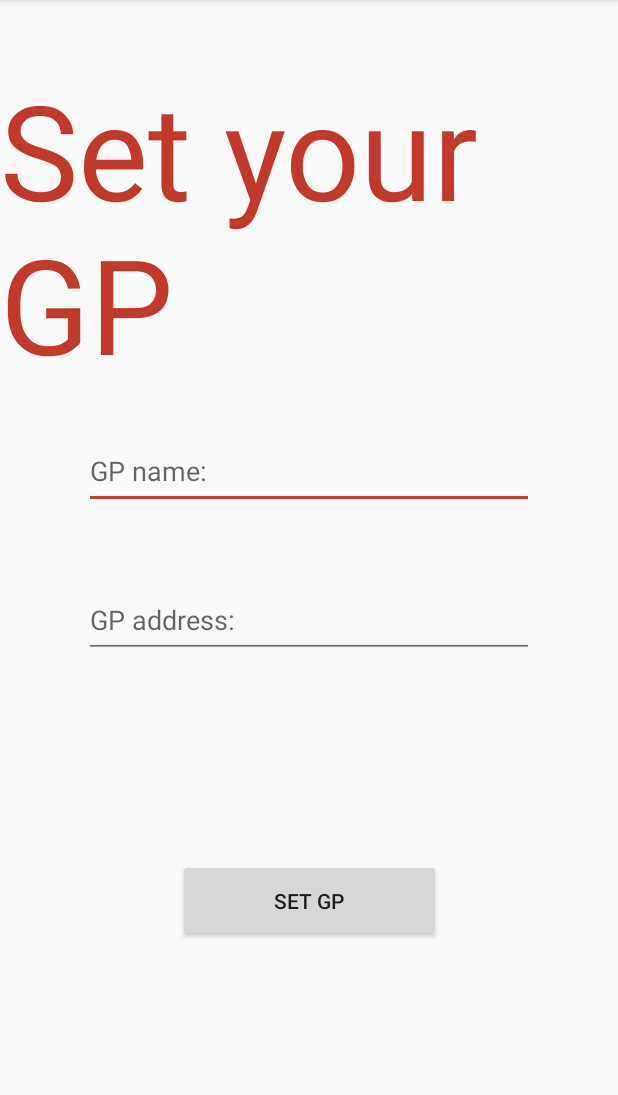
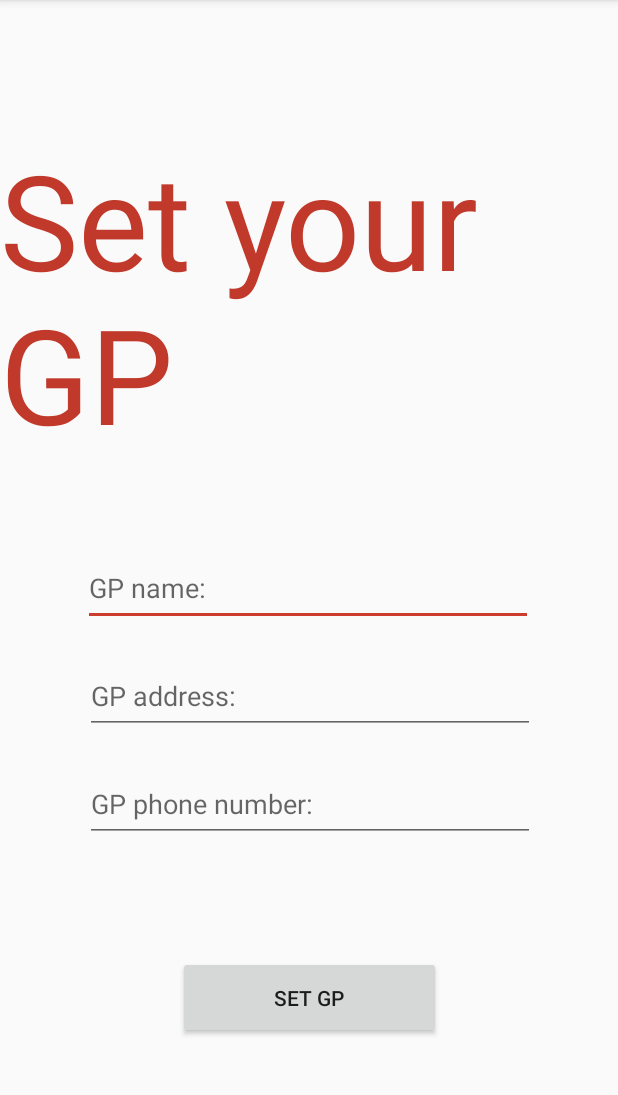
Before and after one commit to Krychaz/MedProject, an Android app: the GpActivity screen opened directly, with no data from a screen before it, after a tap on "SET GP", on a phone screen of 412 x 824 dp, the part 84-1179 px from its top. Run offline under Robolectric (Android 15) with nearby library versions, the light colour scheme and no system bars; 3 statements that could not run were skipped.

Commit message:
added phone number feild to add gp activity and implemented nesecary code to connect to db

```diff
--- a/MediScreen/app/src/main/java/com/cit/medi_screen/DatabaseAccess.java
+++ b/MediScreen/app/src/main/java/com/cit/medi_screen/DatabaseAccess.java
@@ -90,10 +90,11 @@ public class DatabaseAccess {
         return res;
     }
 
-    public long addGP(String gpName, String gpAddress) {
+    public long addGP(String gpName, String gpAddress,Integer gpPhone) {
         ContentValues values = new ContentValues();
         values.put("gpname", gpName);
         values.put("gpaddress", gpAddress);
+        values.put("gpphone",gpPhone);
 
 
         long res = db.update("registeruser", values,"email='"+SignInActivity.getLoggedInEmail()+"'",null );
--- a/MediScreen/app/src/main/java/com/cit/medi_screen/GpActivity.java
+++ b/MediScreen/app/src/main/java/com/cit/medi_screen/GpActivity.java
@@ -11,6 +11,7 @@ import androidx.appcompat.app.AppCompatActivity;
 public class GpActivity extends AppCompatActivity {
     private EditText gpName;
     private EditText gpAddress;
+    private EditText gpPhone;
     private Button setGp;
 
     @Override
@@ -19,17 +20,19 @@ public class GpActivity extends AppCompatActivity {
         setContentView(R.layout.activity_gp);
         gpName = (EditText) findViewById(R.id.gpNameEditText);
         gpAddress = (EditText) findViewById(R.id.gpAddressEdditText);
+        gpPhone = (EditText) findViewById(R.id.gpPhoneEditText);
         setGp = (Button) findViewById(R.id.gpSetButton);
         setGp.setOnClickListener(new View.OnClickListener() {
             @Override
             public void onClick(View v) {
                 String gpNameIn = gpName.getText().toString().trim();
                 String gpAddressIn = gpAddress.getText().toString().trim();
+                Integer  gpPhoneInt = Integer.parseInt(gpPhone.getText().toString().trim());
                 DatabaseAccess dbAccess = DatabaseAccess.getInstance(getApplicationContext());
                 dbAccess.open();
-                long res = dbAccess.addGP(gpNameIn, gpAddressIn);
-                if (gpAddressIn.equals("") || gpNameIn.equals(""))
-                    Toast.makeText(GpActivity.this, "Error please enter email and password ", Toast.LENGTH_SHORT).show();
+                long res = dbAccess.addGP(gpNameIn, gpAddressIn,gpPhoneInt);
+                if (gpAddressIn.equals("") || gpNameIn.equals("")||gpPhoneInt == null)
+                    Toast.makeText(GpActivity.this, "Error please enter all fields", Toast.LENGTH_SHORT).show();
                 else {
                     if (res > 0)
                         Toast.makeText(GpActivity.this, "You set your GP", Toast.LENGTH_SHORT).show();
--- a/MediScreen/app/src/main/res/layout/activity_gp.xml
+++ b/MediScreen/app/src/main/res/layout/activity_gp.xml
@@ -11,14 +11,15 @@
         android:id="@+id/gpNameEditText"
         android:layout_width="300dp"
         android:layout_height="50dp"
+        android:layout_marginTop="60dp"
         android:autofillHints=""
         android:ems="10"
         android:hint="@string/gpName"
         android:inputType="text"
-        app:layout_constraintBottom_toBottomOf="@+id/gpSetButton"
         app:layout_constraintEnd_toEndOf="parent"
+        app:layout_constraintHorizontal_bias="0.495"
         app:layout_constraintStart_toStartOf="parent"
-        app:layout_constraintTop_toTopOf="parent"></EditText>
+        app:layout_constraintTop_toBottomOf="@+id/gpTextView"></EditText>
 
     <EditText
         android:id="@+id/gpAddressEdditText"
@@ -28,34 +29,50 @@
         android:ems="10"
         android:hint="@string/gpAddress"
         android:inputType="text"
-        app:layout_constraintBottom_toTopOf="@+id/gpSetButton"
+        app:layout_constraintBottom_toTopOf="@+id/gpPhoneEditText"
         app:layout_constraintEnd_toEndOf="parent"
+        app:layout_constraintHorizontal_bias="0.504"
         app:layout_constraintStart_toStartOf="parent"
-        app:layout_constraintTop_toBottomOf="@+id/gpNameEditText"
-        app:layout_constraintVertical_bias="0.269" />
+        app:layout_constraintTop_toBottomOf="@+id/gpNameEditText" />
 
     <Button
         android:id="@+id/gpSetButton"
         android:layout_width="175dp"
         android:layout_height="55dp"
-        android:layout_marginBottom="140dp"
         android:text="@string/setGP"
         app:layout_constraintBottom_toBottomOf="parent"
         app:layout_constraintEnd_toEndOf="parent"
-        app:layout_constraintStart_toStartOf="parent" />
+        app:layout_constraintStart_toStartOf="parent"
+        app:layout_constraintTop_toBottomOf="@+id/gpPhoneEditText" />
 
     <TextView
         android:id="@+id/gpTextView"
         android:layout_width="wrap_content"
         android:layout_height="wrap_content"
+        android:layout_marginTop="70dp"
         android:text="@string/gpHead"
         android:textColor="@color/colorPrimary"
         android:textSize="132px"
-        app:layout_constraintBottom_toTopOf="@+id/gpNameEditText"
+        app:layout_constraintBottom_toBottomOf="parent"
         app:layout_constraintEnd_toEndOf="parent"
         app:layout_constraintStart_toStartOf="parent"
         app:layout_constraintTop_toTopOf="parent"
-        app:layout_constraintVertical_bias="0.589" />
+        app:layout_constraintVertical_bias="0.036" />
+
+    <EditText
+        android:id="@+id/gpPhoneEditText"
+        android:layout_width="300dp"
+        android:layout_height="50dp"
+        android:autofillHints=""
+        android:ems="10"
+        android:hint="@string/gpPhone"
+        android:inputType="phone"
+        app:layout_constraintBottom_toBottomOf="parent"
+        app:layout_constraintEnd_toEndOf="parent"
+        app:layout_constraintHorizontal_bias="0.504"
+        app:layout_constraintStart_toStartOf="parent"
+        app:layout_constraintTop_toBottomOf="@+id/gpNameEditText"
+        app:layout_constraintVertical_bias="0.312" />
 
 
 </androidx.constraintlayout.widget.ConstraintLayout>
--- a/MediScreen/app/src/main/res/values/strings.xml
+++ b/MediScreen/app/src/main/res/values/strings.xml
@@ -13,5 +13,6 @@
     <string name="gpName">GP name:</string>
     <string name="setGP">Set GP</string>
     <string name="gpHead">Set your GP</string>
+    <string name="gpPhone">GP phone number:</string>
 
 </resources>
```
Also changed, not shown: MediScreen/app/src/main/assets/databases/mediScreenDataBase.db.
